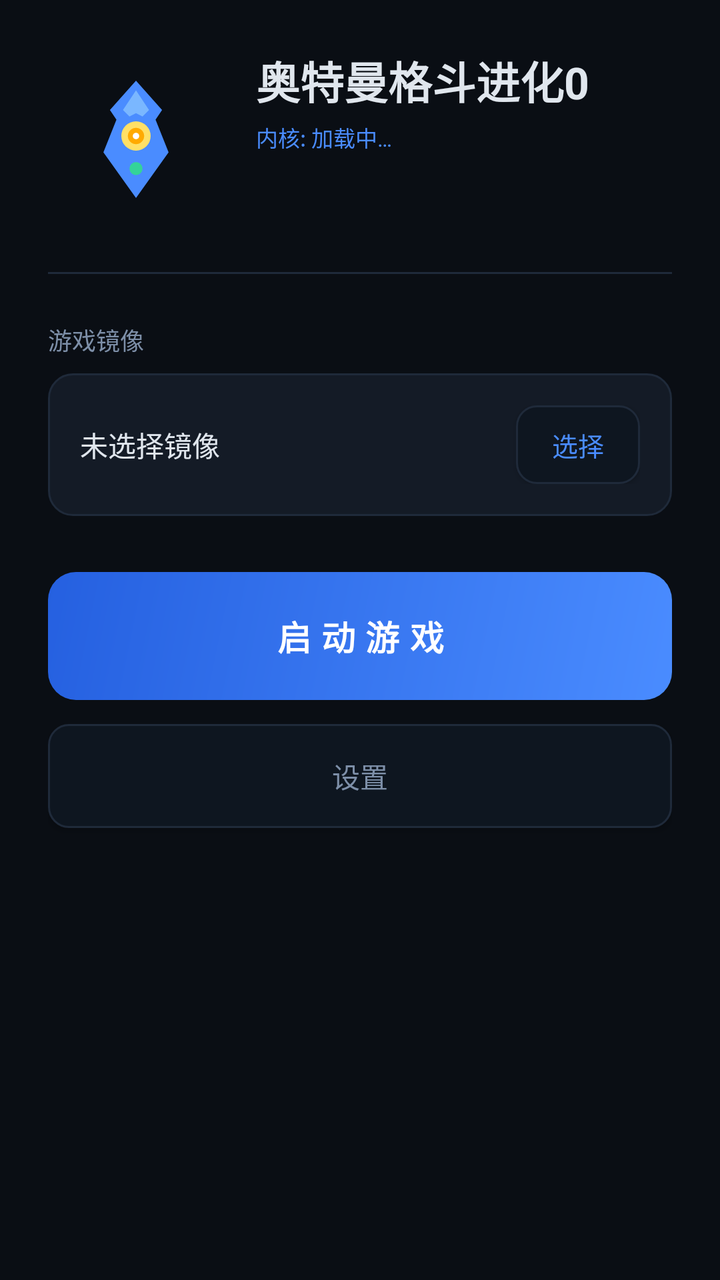
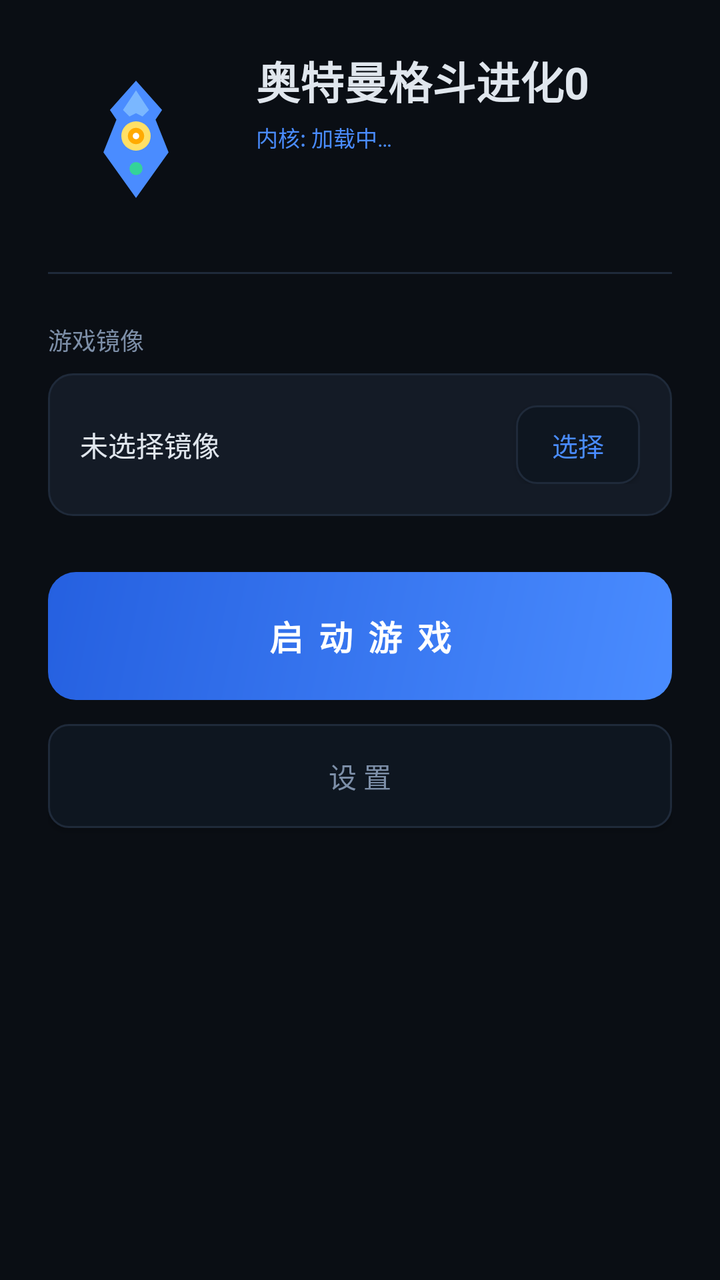

Before-and-after screenshots of an Android layout around one commit, followed by the original layout XML and the change that was made.
<!-- AndroidManifest.xml: application theme Theme.UltramanFE0 -->
<!-- res/layout/activity_main.xml -->
<?xml version="1.0" encoding="utf-8"?>
<androidx.constraintlayout.widget.ConstraintLayout
    xmlns:android="http://schemas.android.com/apk/res/android"
    xmlns:app="http://schemas.android.com/apk/res-auto"
    android:layout_width="match_parent"
    android:layout_height="match_parent"
    android:background="@color/bg"
    android:padding="24dp">
    <ImageView
        android:id="@+id/ivLogo"
        android:layout_width="88dp"
        android:layout_height="88dp"
        android:src="@drawable/ic_ultraman"
        app:layout_constraintTop_toTopOf="parent"
        app:layout_constraintStart_toStartOf="parent"/>
    <TextView
        android:id="@+id/tvTitle"
        android:layout_width="wrap_content"
        android:layout_height="wrap_content"
        android:layout_marginStart="16dp"
        android:text="@string/app_name"
        android:textColor="#E0E6ED"
        android:textSize="22sp"
        android:textStyle="bold"
        app:layout_constraintTop_toTopOf="@id/ivLogo"
        app:layout_constraintStart_toEndOf="@id/ivLogo"/>
    <TextView
        android:id="@+id/tvCore"
        android:layout_width="wrap_content"
        android:layout_height="wrap_content"
        android:layout_marginStart="16dp"
        android:layout_marginTop="4dp"
        android:text="内核: 加载中…"
        android:textColor="#4A8CFF"
        android:textSize="11sp"
        app:layout_constraintTop_toBottomOf="@id/tvTitle"
        app:layout_constraintStart_toEndOf="@id/ivLogo"/>
    <View
        android:id="@+id/divider"
        android:layout_width="match_parent"
        android:layout_height="1dp"
        android:layout_marginTop="24dp"
        android:background="#1F2A3A"
        app:layout_constraintTop_toBottomOf="@id/ivLogo"/>
    <TextView
        android:id="@+id/tvLabelGame"
        android:layout_width="wrap_content"
        android:layout_height="wrap_content"
        android:layout_marginTop="24dp"
        android:text="游戏镜像"
        android:textColor="#7D8FA8"
        android:textSize="12sp"
        app:layout_constraintTop_toBottomOf="@id/divider"
        app:layout_constraintStart_toStartOf="parent"/>
    <LinearLayout
        android:id="@+id/cardGame"
        android:layout_width="match_parent"
        android:layout_height="wrap_content"
        android:layout_marginTop="8dp"
        android:background="@drawable/bg_card"
        android:orientation="horizontal"
        android:padding="16dp"
        android:gravity="center_vertical"
        app:layout_constraintTop_toBottomOf="@id/tvLabelGame">
        <TextView
            android:id="@+id/tvGameName"
            android:layout_width="0dp"
            android:layout_height="wrap_content"
            android:layout_weight="1"
            android:text="未选择镜像"
            android:textColor="#E0E6ED"
            android:textSize="14sp"
            android:maxLines="1"
            android:ellipsize="middle"/>
        <Button
            android:id="@+id/btnPick"
            android:layout_width="wrap_content"
            android:layout_height="wrap_content"
            android:background="@drawable/bg_btn_secondary"
            android:minWidth="0dp"
            android:minHeight="0dp"
            android:paddingHorizontal="18dp"
            android:paddingVertical="10dp"
            android:text="选择"
            android:textColor="#4A8CFF"
            android:textSize="13sp"/>
    </LinearLayout>
    <Button
        android:id="@+id/btnLaunch"
        android:layout_width="match_parent"
        android:layout_height="64dp"
        android:layout_marginTop="28dp"
        android:background="@drawable/bg_btn_primary"
        android:enabled="false"
        android:letterSpacing="0.3"
        android:text="启动游戏"
        android:textColor="#FFFFFF"
        android:textSize="17sp"
        android:textStyle="bold"
        app:layout_constraintTop_toBottomOf="@id/cardGame"/>
    <Button
        android:id="@+id/btnSettings"
        android:layout_width="match_parent"
        android:layout_height="52dp"
        android:layout_marginTop="12dp"
        android:background="@drawable/bg_btn_secondary"
        android:text="设置"
        android:textColor="#7D8FA8"
        android:textSize="14sp"
        app:layout_constraintTop_toBottomOf="@id/btnLaunch"/>
</androidx.constraintlayout.widget.ConstraintLayout>
<!-- resources referenced by this layout -->
<resources>
  <color name="bg">#0A0E14</color>
  <!-- drawable bg_btn_primary (drawable) -->
  <?xml version="1.0" encoding="utf-8"?>
  <shape xmlns:android="http://schemas.android.com/apk/res/android">
      <gradient android:angle="135" android:startColor="#4A8CFF" android:endColor="#2560E0"/>
      <corners android:radius="14dp"/>
  </shape>
  <!-- drawable bg_btn_secondary (drawable) -->
  <?xml version="1.0" encoding="utf-8"?>
  <shape xmlns:android="http://schemas.android.com/apk/res/android">
      <solid android:color="#0E1620"/>
      <corners android:radius="10dp"/>
      <stroke android:width="1dp" android:color="#1F2A3A"/>
  </shape>
  <!-- drawable bg_card (drawable) -->
  <?xml version="1.0" encoding="utf-8"?>
  <shape xmlns:android="http://schemas.android.com/apk/res/android">
      <solid android:color="#141B26"/>
      <corners android:radius="12dp"/>
      <stroke android:width="1dp" android:color="#1F2A3A"/>
  </shape>
  <!-- drawable ic_ultraman (drawable) -->
  <?xml version="1.0" encoding="utf-8"?>
  <vector xmlns:android="http://schemas.android.com/apk/res/android"
      android:width="108dp"
      android:height="108dp"
      android:viewportWidth="108"
      android:viewportHeight="108">
      <path android:fillColor="#4A8CFF" android:pathData="M54,20 L70,38 L66,44 L74,64 L54,92 L34,64 L42,44 L38,38 Z"/>
      <path android:fillColor="#7AB7FF" android:pathData="M54,26 L62,38 L58,42 L54,40 L50,42 L46,38 Z"/>
      <path android:fillColor="#FFE066" android:pathData="M54,54 m-9,0 a9,9 0 1,0 18,0 a9,9 0 1,0 -18,0"/>
      <path android:fillColor="#FFAA00" android:pathData="M54,54 m-5,0 a5,5 0 1,0 10,0 a5,5 0 1,0 -10,0"/>
      <path android:fillColor="#FFFFFF" android:pathData="M54,54 m-2,0 a2,2 0 1,0 4,0 a2,2 0 1,0 -4,0"/>
      <path android:fillColor="#34D399" android:pathData="M54,74 m-4,0 a4,4 0 1,0 8,0 a4,4 0 1,0 -8,0"/>
  </vector>
  <string name="app_name">奥特曼格斗进化0</string>
  <style name="Theme.UltramanFE0" parent="Theme.AppCompat.NoActionBar">
          <item name="colorPrimary">@color/accent</item>
          <item name="colorAccent">@color/accent</item>
          <item name="android:windowBackground">@color/bg</item>
          <item name="android:statusBarColor">@color/bg</item>
          <item name="android:navigationBarColor">@color/bg</item>
      </style>
  <color name="accent">#4A8CFF</color>
</resources>

<!-- the commit's change to res/layout/activity_main.xml (unified diff, before → after) -->
@@ -92,8 +92,8 @@
         android:layout_marginTop="28dp"
         android:background="@drawable/bg_btn_primary"
         android:enabled="false"
-        android:letterSpacing="0.3"
-        android:text="启动游戏"
+        android:letterSpacing="0.1"
+        android:text="启 动 游 戏"
         android:textColor="#FFFFFF"
         android:textSize="17sp"
         android:textStyle="bold"
@@ -104,7 +104,7 @@
         android:layout_height="52dp"
         android:layout_marginTop="12dp"
         android:background="@drawable/bg_btn_secondary"
-        android:text="设置"
+        android:text="设 置"
         android:textColor="#7D8FA8"
         android:textSize="14sp"
         app:layout_constraintTop_toBottomOf="@id/btnLaunch"/>
